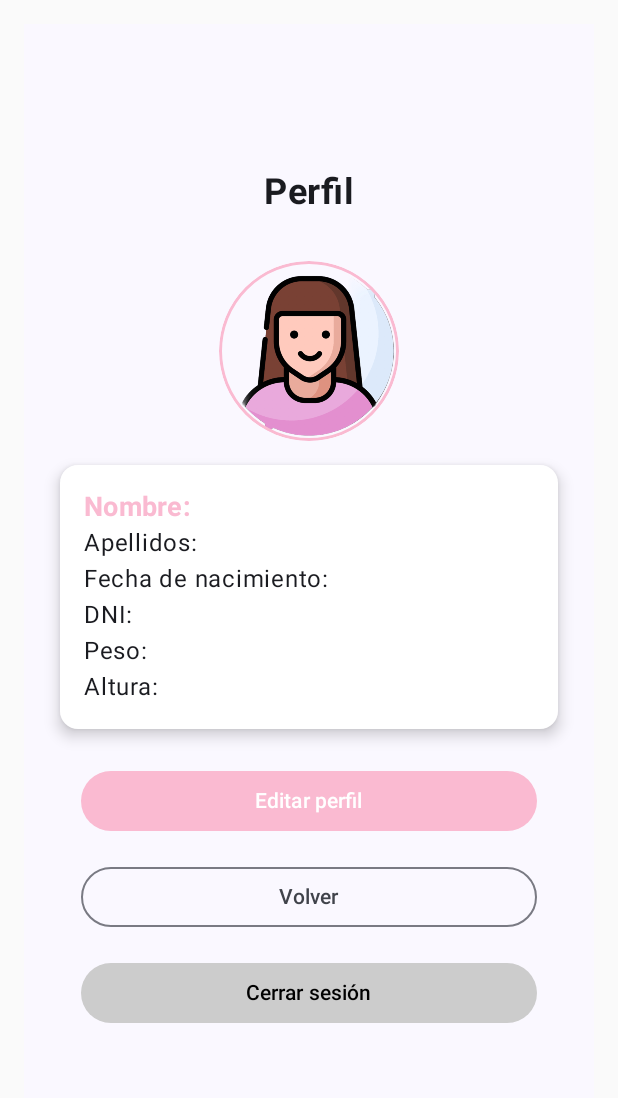
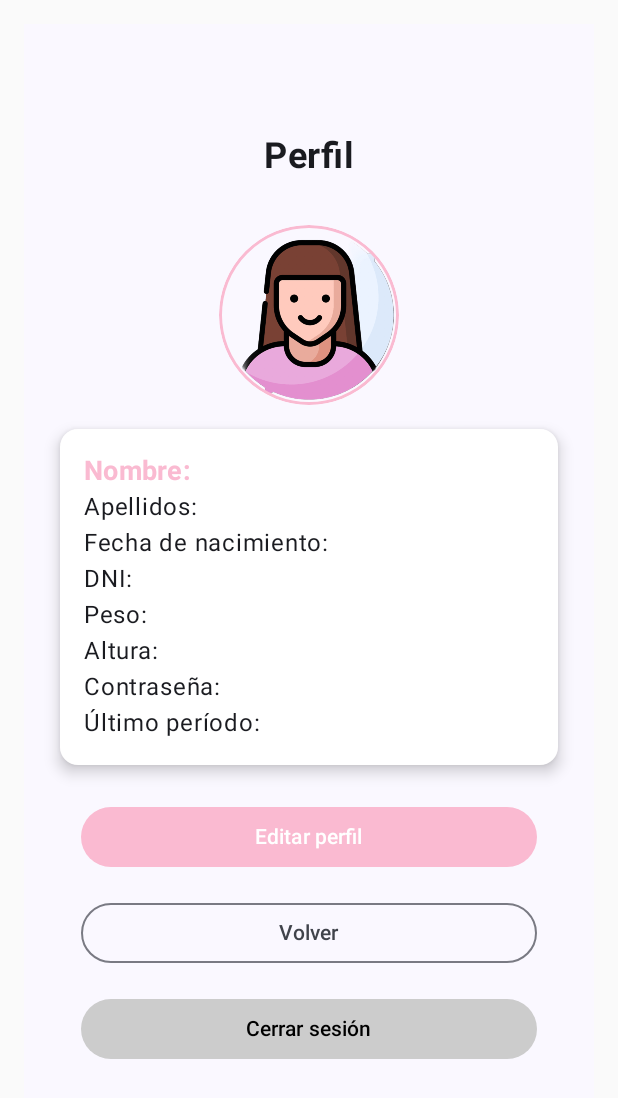
Before and after one commit to EA-12/CicloCare, an Android app built with Jetpack Compose: the BottomNavScreen screen opened through its navigation route, after a tap on "Perfil", on a phone screen of 412 x 824 dp. Shown: the top 1098 px of the screen. Run offline under Robolectric (Android 15) with nearby library versions, the phone set to English and light mode, and no system bars.

Commit message:
ultima_modificacion

```diff
--- a/app/src/main/java/com/example/ciclocare/ui/constants/Formulario.kt
+++ b/app/src/main/java/com/example/ciclocare/ui/constants/Formulario.kt
@@ -7,4 +7,6 @@ data class Formulario (
     var dni: String = "",
     var peso: String = "",
     var altura: String = "",
+    var contrasena: String = "",    // NUEVO CAMPO
+    var ultimoPeriodo: String = ""  // NUEVO CAMPO
 )
--- a/app/src/main/java/com/example/ciclocare/ui/constants/FormularioPrefs.kt
+++ b/app/src/main/java/com/example/ciclocare/ui/constants/FormularioPrefs.kt
@@ -16,6 +16,7 @@ object FormularioPrefs {
     private val DNI = stringPreferencesKey("dni")
     private val PESO = stringPreferencesKey("peso")
     private val ALTURA = stringPreferencesKey("altura")
+    private val CONTRASENA = stringPreferencesKey("contrasena")
 
     suspend fun guardarFormulario(context: Context, formulario: Formulario) {
         context.dataStore.edit { prefs ->
@@ -25,6 +26,7 @@ object FormularioPrefs {
             prefs[DNI] = formulario.dni
             prefs[PESO] = formulario.peso
             prefs[ALTURA] = formulario.altura
+            prefs[CONTRASENA] = formulario.contrasena
         }
     }
 
@@ -36,7 +38,9 @@ object FormularioPrefs {
             fechaNacimiento = prefs[FECHA_NACIMIENTO] ?: "",
             dni = prefs[DNI] ?: "",
             peso = prefs[PESO] ?: "",
-            altura = prefs[ALTURA] ?: ""
+            altura = prefs[ALTURA] ?: "",
+            contrasena = prefs[CONTRASENA] ?: ""
+
         )
     }
 
--- a/app/src/main/java/com/example/ciclocare/ui/view/Home.kt
+++ b/app/src/main/java/com/example/ciclocare/ui/view/Home.kt
@@ -46,7 +46,7 @@ fun Home (
     Column(
         modifier = modifier
             .fillMaxSize()
-            .padding( top = 48.dp)
+            .padding(top = 48.dp)
             .verticalScroll(rememberScrollState()),
         verticalArrangement = Arrangement.Top,
         horizontalAlignment = Alignment.CenterHorizontally,
@@ -72,31 +72,40 @@ fun Home (
             painter = painterResource(id = R.drawable.logo),
             contentDescription = "App logo"
         )
+
         Text(
             text = "¡Bienvenida a CicloCare, ${UsuarioActual.formulario.nombre.replaceFirstChar { it.uppercase() }}!",
             modifier = modifier.padding(top = 16.dp),
             fontWeight = FontWeight.Bold,
             fontSize = 20.sp
         )
+
         Spacer(modifier = Modifier.height(16.dp))
 
+        //  CALCULAR PRÓXIMO PERIODO
+        val formatoFecha = java.time.format.DateTimeFormatter.ofPattern("dd/MM/yyyy")
+        val proximoPeriodo = try {
+            UsuarioActual.formulario.ultimoPeriodo?.let {
+                val fechaUltimo = LocalDate.parse(it, formatoFecha)
+                fechaUltimo.plusDays(28).format(formatoFecha)
+            } ?: "-"
+        } catch (e: Exception) {
+            "-"
+        }
+
         Text(
-            text="Tu próximo ciclo comienza en 7 días",
+            text = "Tu próximo ciclo comienza el $proximoPeriodo",
             fontSize = 16.sp,
         )
 
         Spacer(modifier = Modifier.height(20.dp))
-        // Obtener contexto y preferencias
+
         val context = LocalContext.current
         val sharedPref = context.getSharedPreferences("prefs", Context.MODE_PRIVATE)
 
-        // Obtener fecha de hoy
         val fechaHoy = LocalDate.now().toString()
-
-        // Obtener la última fecha en la que se completó el cuestionario
         val fechaUltimoCuestionario = sharedPref.getString("fecha_cuestionario", "")
 
-        // Mostrar aviso solo si no se ha completado hoy
         if (fechaHoy != fechaUltimoCuestionario) {
             Aviso(
                 texto = "¡No olvides rellenar el cuestionario de hoy!",
@@ -105,24 +114,6 @@ fun Home (
             )
         }
 
-
-        //Aviso(
-          //  texto = "¡No olvides rellenar el cuestionario de hoy!",
-            //textoBoton = "Rellenar",
-            //onClickFn = { navController.navigate("cuestionarios") },
-        //)
-
-        /*
-        // Descomentar para mostrar el calendario como imagen
-        Image(
-            painter = painterResource(id = R.drawable.calendario),
-            contentDescription = "Calendario",
-            modifier = Modifier
-                .width(500.dp)
-                .height(300.dp)
-        )
-        */
-
         Calendario(modifier = Modifier.padding(20.dp))
 
         Spacer(modifier = Modifier.height(120.dp))
--- a/app/src/main/java/com/example/ciclocare/ui/view/Perfil.kt
+++ b/app/src/main/java/com/example/ciclocare/ui/view/Perfil.kt
@@ -113,6 +113,24 @@ fun Perfil(
                             label = { Text("Altura") },
                             modifier = Modifier.fillMaxWidth()
                         )
+
+                        // NUEVO: Campo contraseña
+                        OutlinedTextField(
+                            value = formulario.contrasena ?: "",
+                            onValueChange = { formulario = formulario.copy(contrasena = it) },
+                            label = { Text("Contraseña") },
+                            modifier = Modifier.fillMaxWidth()
+                        )
+
+                        // NUEVO: Campo último período
+                        OutlinedTextField(
+                            value = formulario.ultimoPeriodo ?: "",
+                            onValueChange = { formulario = formulario.copy(ultimoPeriodo = it) },
+                            label = { Text("Último período (dd/MM/yyyy)") },
+                            modifier = Modifier.fillMaxWidth(),
+                            readOnly = true
+                        )
+
                     } else {
                         Text(
                             text = "Nombre: ${formulario.nombre}",
@@ -121,14 +139,20 @@ fun Perfil(
                             fontWeight = FontWeight.Bold,
                             color = PrimaryColor
                         )
-                        Text("Apellidos: ${formulario.apellidos}",  fontSize = 16.sp)
+                        Text("Apellidos: ${formulario.apellidos}", fontSize = 16.sp)
                         Text("Fecha de nacimiento: ${formulario.fechaNacimiento}", fontSize = 16.sp)
                         Text("DNI: ${formulario.dni}", fontSize = 16.sp)
                         Text("Peso: ${formulario.peso}", fontSize = 16.sp)
                         Text("Altura: ${formulario.altura}", fontSize = 16.sp)
+
+                        // Mostrar también la contraseña y último periodo si existen
+                        Text("Contraseña: ${formulario.contrasena ?: "-"}", fontSize = 16.sp)
+                        Text("Último período: ${formulario.ultimoPeriodo ?: "-"}", fontSize = 16.sp)
                     }
                 }
+
             }
+
 
             Spacer(modifier = Modifier.height(24.dp))
 
```
Also changed, not shown: app/src/main/java/com/example/ciclocare/ui/view/LogIn.kt (+6 -3 lines), app/src/main/java/com/example/ciclocare/ui/view/Registro.kt (+100 -109 lines).
